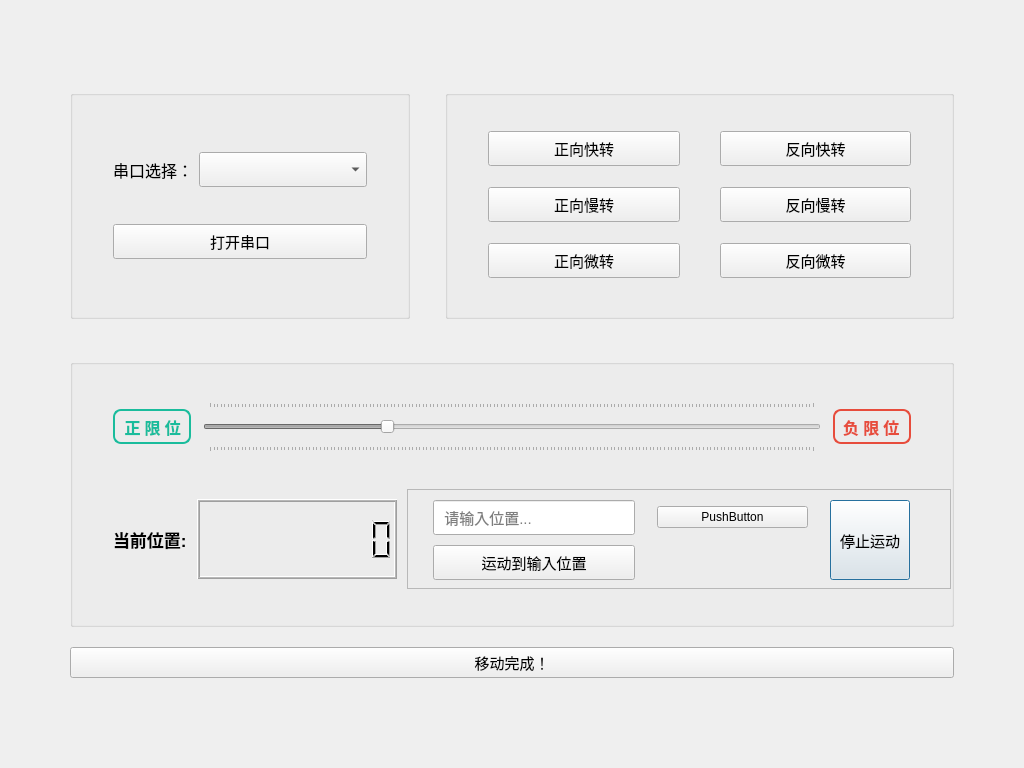
Qt form mainwindow.ui (tsuiwade/translationTableControlSystem210909) before a commit.
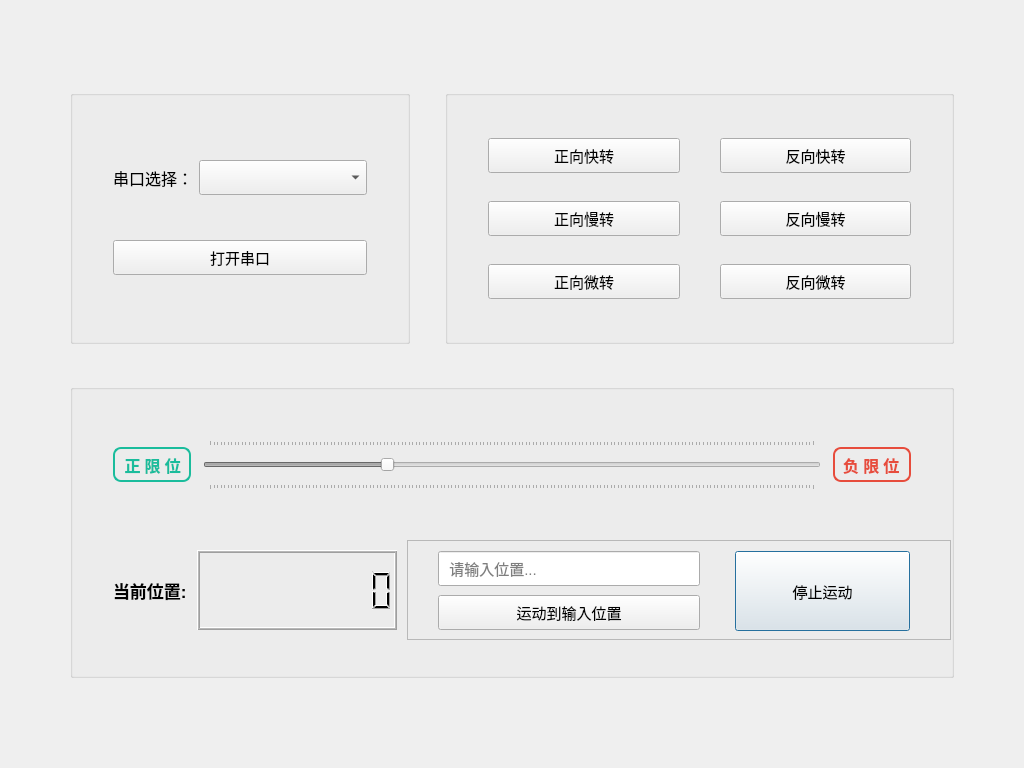
The same form after that commit.

```diff
--- a/mainwindow.ui
+++ b/mainwindow.ui
@@ -32,7 +32,7 @@
      <verstretch>0</verstretch>
     </sizepolicy>
    </property>
-   <layout class="QVBoxLayout" name="verticalLayout" stretch="0,0,0">
+   <layout class="QVBoxLayout" name="verticalLayout" stretch="0,0">
     <property name="spacing">
      <number>20</number>
     </property>
@@ -738,9 +738,9 @@
             <property name="frameShadow">
              <enum>QFrame::Raised</enum>
             </property>
-            <layout class="QGridLayout" name="gridLayout_3" rowstretch="1,1" columnstretch="4,3,0">
+            <layout class="QGridLayout" name="gridLayout_3" rowstretch="1,1" columnstretch="3,2">
              <property name="leftMargin">
-              <number>25</number>
+              <number>30</number>
              </property>
              <property name="topMargin">
               <number>10</number>
@@ -752,11 +752,50 @@
               <number>10</number>
              </property>
              <property name="horizontalSpacing">
-              <number>22</number>
+              <number>35</number>
              </property>
              <property name="verticalSpacing">
-              <number>11</number>
+              <number>10</number>
              </property>
+             <item row="0" column="1" rowspan="2" alignment="Qt::AlignTop">
+              <widget class="QPushButton" name="btn_stop">
+               <property name="sizePolicy">
+                <sizepolicy hsizetype="Preferred" vsizetype="Minimum">
+                 <horstretch>0</horstretch>
+                 <verstretch>0</verstretch>
+                </sizepolicy>
+               </property>
+               <property name="minimumSize">
+                <size>
+                 <width>0</width>
+                 <height>80</height>
+                </size>
+               </property>
+               <property name="maximumSize">
+                <size>
+                 <width>16777215</width>
+                 <height>0</height>
+                </size>
+               </property>
+               <property name="font">
+                <font>
+                 <pointsize>11</pointsize>
+                </font>
+               </property>
+               <property name="text">
+                <string>停止运动</string>
+               </property>
+               <property name="iconSize">
+                <size>
+                 <width>30</width>
+                 <height>30</height>
+                </size>
+               </property>
+               <property name="default">
+                <bool>true</bool>
+               </property>
+              </widget>
+             </item>
              <item row="0" column="0">
               <widget class="QLineEdit" name="lineEdit">
                <property name="minimumSize">
@@ -817,52 +856,6 @@
                </property>
               </widget>
              </item>
-             <item row="0" column="2" rowspan="2" alignment="Qt::AlignTop">
-              <widget class="QPushButton" name="btn_stop">
-               <property name="sizePolicy">
-                <sizepolicy hsizetype="Preferred" vsizetype="Minimum">
-                 <horstretch>0</horstretch>
-                 <verstretch>0</verstretch>
-                </sizepolicy>
-               </property>
-               <property name="minimumSize">
-                <size>
-                 <width>0</width>
-                 <height>80</height>
-                </size>
-               </property>
-               <property name="maximumSize">
-                <size>
-                 <width>16777215</width>
-                 <height>0</height>
-                </size>
-               </property>
-               <property name="font">
-                <font>
-                 <pointsize>11</pointsize>
-                </font>
-               </property>
-               <property name="text">
-                <string>停止运动</string>
-               </property>
-               <property name="iconSize">
-                <size>
-                 <width>30</width>
-                 <height>30</height>
-                </size>
-               </property>
-               <property name="default">
-                <bool>true</bool>
-               </property>
-              </widget>
-             </item>
-             <item row="0" column="1">
-              <widget class="QPushButton" name="pushButton_7">
-               <property name="text">
-                <string>PushButton</string>
-               </property>
-              </widget>
-             </item>
             </layout>
            </widget>
           </item>
@@ -872,48 +865,6 @@
       </layout>
      </widget>
     </item>
-    <item>
-     <widget class="QPushButton" name="btn">
-      <property name="enabled">
-       <bool>true</bool>
-      </property>
-      <property name="sizePolicy">
-       <sizepolicy hsizetype="Preferred" vsizetype="Preferred">
-        <horstretch>0</horstretch>
-        <verstretch>0</verstretch>
-       </sizepolicy>
-      </property>
-      <property name="maximumSize">
-       <size>
-        <width>16777215</width>
-        <height>16777215</height>
-       </size>
-      </property>
-      <property name="font">
-       <font>
-        <pointsize>11</pointsize>
-       </font>
-      </property>
-      <property name="text">
-       <string>移动完成！</string>
-      </property>
-      <property name="iconSize">
-       <size>
-        <width>30</width>
-        <height>30</height>
-       </size>
-      </property>
-      <property name="autoDefault">
-       <bool>false</bool>
-      </property>
-      <property name="default">
-       <bool>false</bool>
-      </property>
-      <property name="flat">
-       <bool>false</bool>
-      </property>
-     </widget>
-    </item>
    </layout>
   </widget>
  </widget>
```
